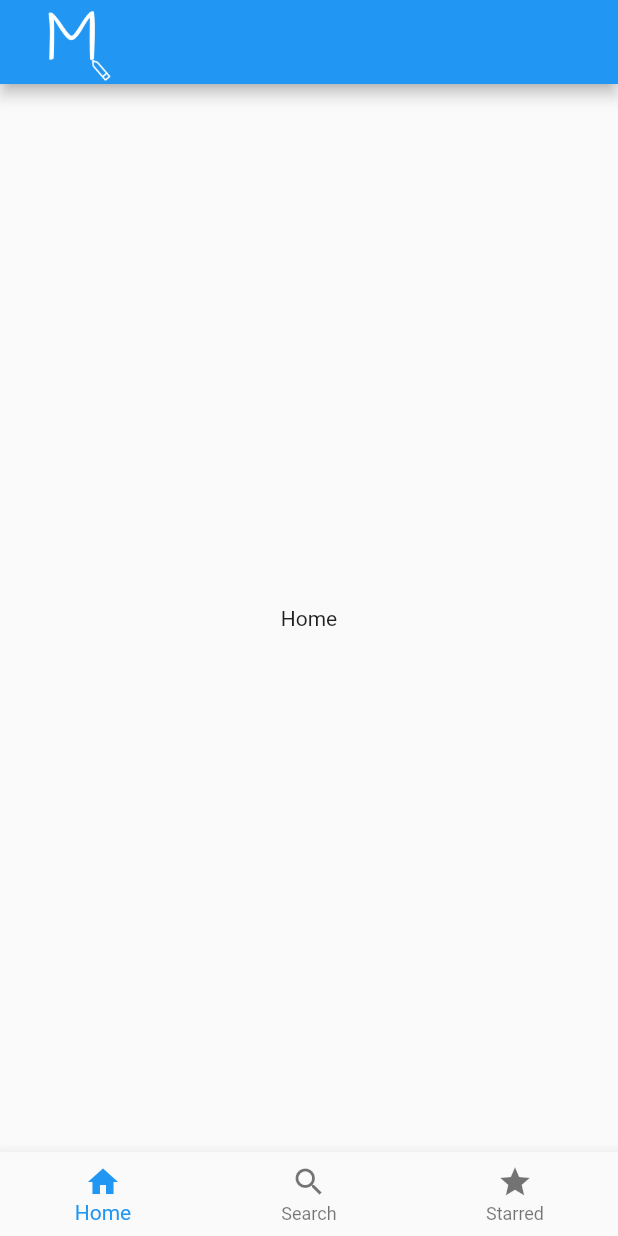
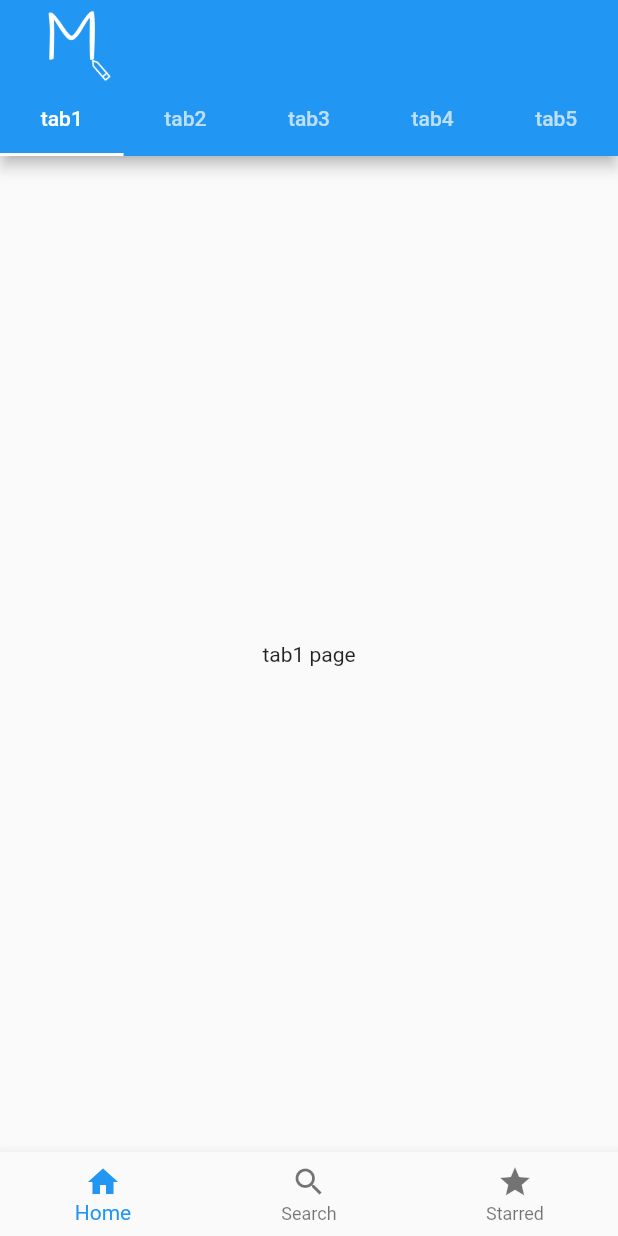
Before and after one commit to edward-jo/mono_story, a Flutter app: the screen it shows after launch, on a phone screen of 412 x 824 dp. Run offline on Flutter 3.47's test engine with Material 2 defaults, Android fonts, the phone set to English and light mode, and no system bars; drawn by our look-alikes of flutter_platform_widgets.

Commit message:
Add Home Page

```diff
--- /dev/null
+++ b/lib/ui/views/main/home/home_page.dart
@@ -0,0 +1,71 @@
+import 'package:flutter/material.dart';
+import 'package:flutter/widgets.dart';
+import 'package:flutter_platform_widgets/flutter_platform_widgets.dart';
+
+class HomePage extends StatefulWidget {
+  const HomePage({Key? key}) : super(key: key);
+
+  @override
+  _HomePageState createState() => _HomePageState();
+}
+
+class _HomePageState extends State<HomePage> {
+  @override
+  Widget build(BuildContext context) {
+    return DefaultTabController(
+      length: 5,
+      child: PlatformScaffold(
+        // APP BAR
+        appBar: PlatformAppBar(
+          title: PlatformWidget(
+            cupertino: cupertinoImageAsset,
+            material: materialImageAsset,
+          ),
+          material: materialAppBarData,
+        ),
+        // body: const Center(child: Text('Home Page')),
+        body: const TabBarView(
+          children: [
+            Center(child: Text('tab1 page')),
+            Center(child: Text('tab2 page')),
+            Center(child: Text('tab3 page')),
+            Center(child: Text('tab4 page')),
+            Center(child: Text('tab5 page')),
+          ],
+        ),
+      ),
+    );
+  }
+
+  Widget? cupertinoImageAsset(BuildContext context, PlatformTarget target) {
+    String assetName = 'assets/images/appbar_title_blue.png';
+    return Image.asset(assetName, width: 64, height: 64);
+  }
+
+  Widget? materialImageAsset(BuildContext context, PlatformTarget target) {
+    String assetName = 'assets/images/appbar_title_white.png';
+    return Image.asset(assetName, width: 64, height: 64);
+  }
+
+  CupertinoNavigationBarData cupertinoNavigationBarData(
+    BuildContext context,
+    PlatformTarget target,
+  ) {
+    return CupertinoNavigationBarData();
+  }
+
+  MaterialAppBarData materialAppBarData(
+    BuildContext context,
+    PlatformTarget target,
+  ) {
+    return MaterialAppBarData(
+      bottom: const TabBar(tabs: [
+        Tab(child: Text('tab1')),
+        Tab(child: Text('tab2')),
+        Tab(child: Text('tab3')),
+        Tab(child: Text('tab4')),
+        Tab(child: Text('tab5')),
+      ]),
+    );
+  }
+}
--- a/lib/ui/views/main/main_page.dart
+++ b/lib/ui/views/main/main_page.dart
@@ -1,5 +1,8 @@
+import 'package:flutter/material.dart';
 import 'package:flutter/widgets.dart';
 import 'package:flutter_platform_widgets/flutter_platform_widgets.dart';
+
+import 'home/home_page.dart';
 
 class MainPage extends StatefulWidget {
   static final routeName = '/main';
@@ -13,7 +16,7 @@ class _MainPageState extends State<MainPage> {
   int _selectedIndex = 0;
 
   static final List<Widget> _widgetOptions = <Widget>[
-    const Center(child: Text('Home')),
+    const HomePage(),
     const Center(child: Text('Search')),
     const Center(child: Text('Starred')),
   ];
@@ -21,14 +24,6 @@ class _MainPageState extends State<MainPage> {
   @override
   Widget build(BuildContext context) {
     return PlatformScaffold(
-      // APP BAR
-      appBar: PlatformAppBar(
-        title: PlatformWidget(
-          cupertino: cupertinoImageAsset,
-          material: materialImageAsset,
-        ),
-      ),
-
       // BODY
       body: _widgetOptions[_selectedIndex],
 
@@ -55,14 +50,4 @@ class _MainPageState extends State<MainPage> {
       ),
     );
   }
-
-  Widget? cupertinoImageAsset(BuildContext context, PlatformTarget target) {
-    String assetName = 'assets/images/appbar_title_blue.png';
-    return Image.asset(assetName, width: 64, height: 64);
-  }
-
-  Widget? materialImageAsset(BuildContext context, PlatformTarget target) {
-    String assetName = 'assets/images/appbar_title_white.png';
-    return Image.asset(assetName, width: 64, height: 64);
-  }
 }
```
